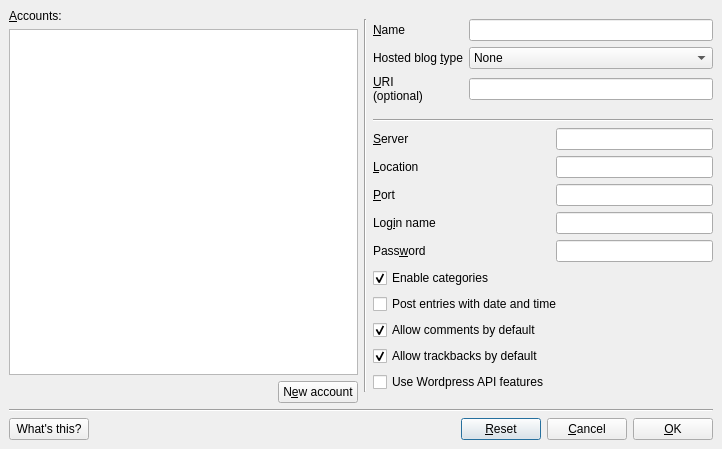
First picture: the form in AccountsForm.ui, repository IndigoJo/qtm-1.x, before the edit.
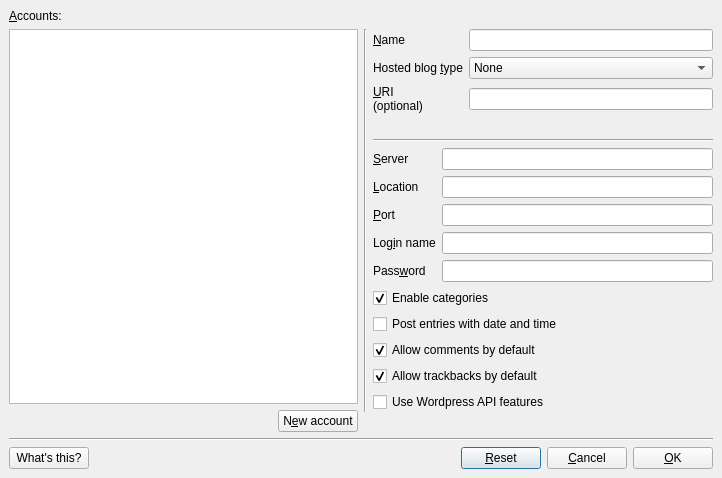
Second picture: the form after the edit.

Patch:
```diff
--- a/AccountsForm.ui
+++ b/AccountsForm.ui
@@ -7,7 +7,7 @@
     <x>0</x>
     <y>0</y>
     <width>722</width>
-    <height>449</height>
+    <height>478</height>
    </rect>
   </property>
   <property name="windowTitle">
@@ -347,7 +347,7 @@
            </property>
           </widget>
          </item>
-         <item row="10" column="0">
+         <item row="10" column="0" colspan="2">
           <widget class="QCheckBox" name="chUseWordpressAPI">
            <property name="text">
             <string>Use Wordpress API features</string>
```
